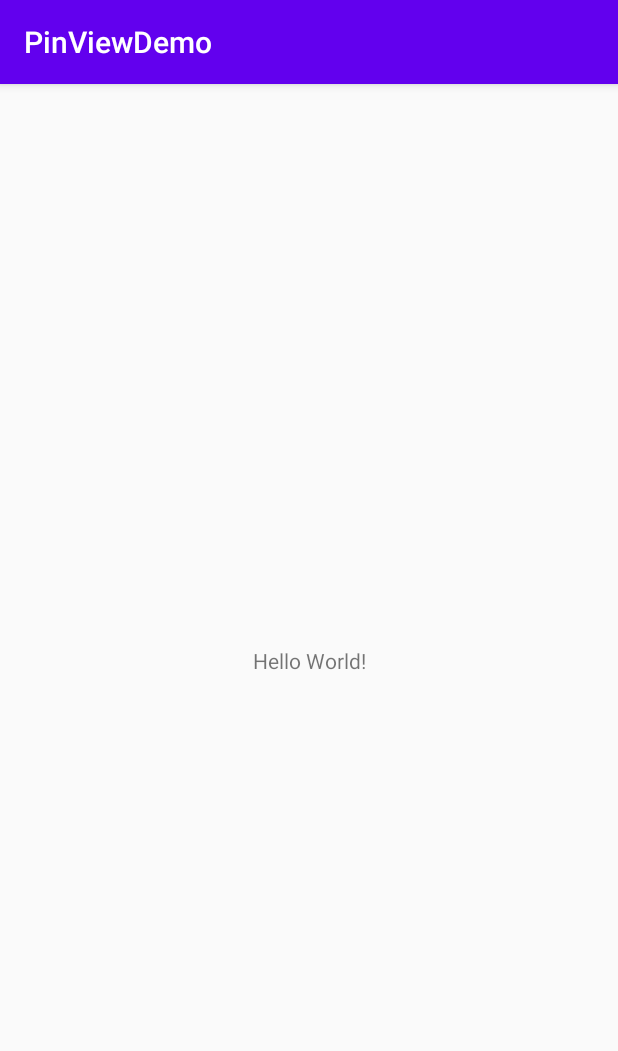
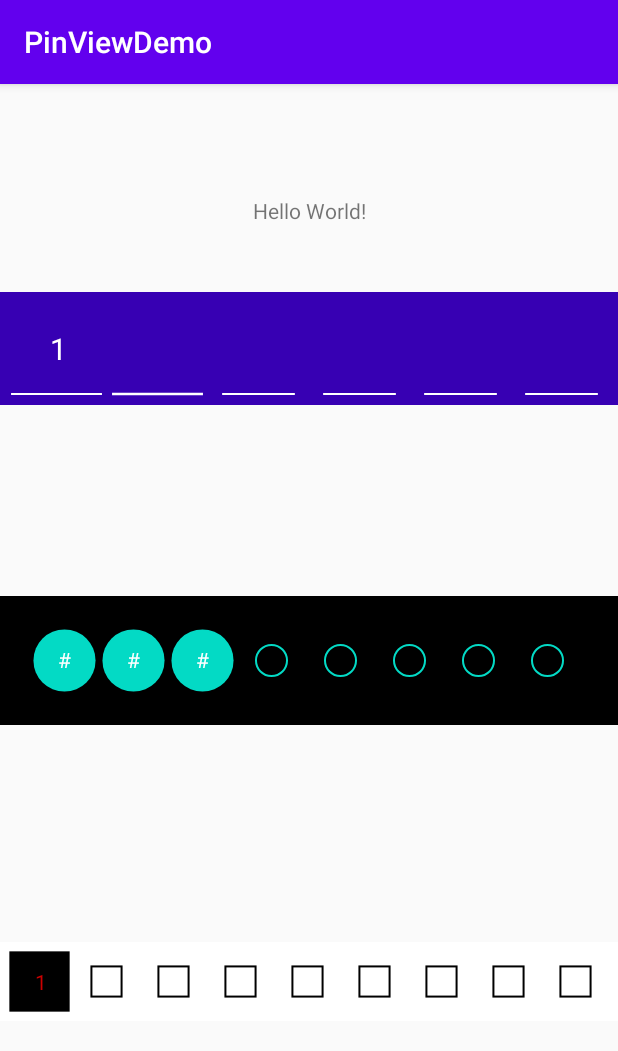
Before and after one commit to hafs-r/PinView, an Android app: the screen it shows after launch (MainActivity), on a phone screen of 412 x 824 dp. Shown: the top 1051 px of the screen. Run offline under Robolectric (Android 15) with nearby library versions, the phone set to English and light mode, and no system bars.

Commit message:
Implemented basic custom pin view with multiple view types.

```diff
--- a/app/build.gradle
+++ b/app/build.gradle
@@ -8,7 +8,7 @@ android {
 
     defaultConfig {
         applicationId "com.startappz.pinview.demo"
-        minSdkVersion 16
+        minSdkVersion 17
         targetSdkVersion 29
         versionCode 1
         versionName "1.0"
@@ -26,6 +26,7 @@ android {
 
 dependencies {
     implementation fileTree(dir: "libs", include: ["*.jar"])
+    implementation project(':lib')
     implementation "org.jetbrains.kotlin:kotlin-stdlib:$kotlin_version"
     implementation 'androidx.core:core-ktx:1.3.0'
     implementation 'androidx.appcompat:appcompat:1.1.0'
--- a/app/src/main/AndroidManifest.xml
+++ b/app/src/main/AndroidManifest.xml
@@ -1,6 +1,6 @@
 <?xml version="1.0" encoding="utf-8"?>
 <manifest xmlns:android="http://schemas.android.com/apk/res/android"
-    package="com.startappz.pinview.demo">
+    package="com.apptualizer.pinview.demo">
 
     <application
         android:allowBackup="true"
--- a/app/src/main/java/com/startappz/pinview/demo/MainActivity.kt
+++ b/app/src/main/java/com/apptualizer/pinview/demo/MainActivity.kt
@@ -1,4 +1,4 @@
-package com.startappz.pinview.demo
+package com.apptualizer.pinview.demo
 
 import androidx.appcompat.app.AppCompatActivity
 import android.os.Bundle
--- a/app/src/main/res/layout/activity_main.xml
+++ b/app/src/main/res/layout/activity_main.xml
@@ -13,6 +13,68 @@
         app:layout_constraintBottom_toBottomOf="parent"
         app:layout_constraintLeft_toLeftOf="parent"
         app:layout_constraintRight_toRightOf="parent"
-        app:layout_constraintTop_toTopOf="parent" />
+        app:layout_constraintTop_toTopOf="parent"
+        app:layout_constraintVertical_bias=".1" />
+
+    <com.apptualizer.pinview.PinView
+        android:id="@+id/pin_view_line"
+        android:layout_width="0dp"
+        android:layout_height="wrap_content"
+        android:background="@color/colorPrimaryDark"
+        android:focusableInTouchMode="true"
+        android:inputType="number"
+        android:padding="4dp"
+        android:text="1"
+        android:textSize="20sp"
+        android:textColor="@android:color/white"
+        android:visibility="visible"
+        app:layout_constraintVertical_bias=".2"
+        app:borderColor="@android:color/white"
+        app:layout_constraintLeft_toLeftOf="parent"
+        app:layout_constraintRight_toRightOf="parent"
+        app:layout_constraintTop_toTopOf="parent"
+        app:layout_constraintBottom_toBottomOf="parent"
+        app:pinLength="6"
+        app:viewType="line"></com.apptualizer.pinview.PinView>
+
+    <com.apptualizer.pinview.PinView
+        android:id="@+id/pin_view_circle"
+        android:layout_width="0dp"
+        android:layout_height="wrap_content"
+        android:background="@android:color/black"
+        android:focusableInTouchMode="true"
+        android:text="123"
+        android:padding="20dp"
+        app:layout_constraintVertical_bias=".5"
+        android:textColor="@android:color/white"
+        app:borderColor="@color/colorAccent"
+        app:layout_constraintLeft_toLeftOf="parent"
+        app:layout_constraintRight_toRightOf="parent"
+        app:layout_constraintTop_toTopOf="parent"
+        app:layout_constraintBottom_toBottomOf="parent"
+        app:mask="#"
+        app:pinLength="8"
+        app:viewType="circle"></com.apptualizer.pinview.PinView>
+
+    <com.apptualizer.pinview.PinView
+        android:id="@+id/pin_view_square"
+        android:layout_width="0dp"
+        android:layout_height="wrap_content"
+        android:background="@android:color/white"
+        android:focusableInTouchMode="true"
+        android:inputType="number"
+        android:padding="4dp"
+        android:text="1"
+        android:textColor="@android:color/holo_red_dark"
+        android:visibility="visible"
+        app:layout_constraintVertical_bias=".8"
+        app:borderColor="@android:color/black"
+        app:layout_constraintLeft_toLeftOf="parent"
+        app:layout_constraintRight_toRightOf="parent"
+        app:layout_constraintTop_toTopOf="parent"
+        app:layout_constraintBottom_toBottomOf="parent"
+        app:pinLength="9"
+        app:viewType="rectangle"></com.apptualizer.pinview.PinView>
+
 
 </androidx.constraintlayout.widget.ConstraintLayout>
--- a/lib/build.gradle
+++ b/lib/build.gradle
@@ -7,7 +7,7 @@ android {
     buildToolsVersion "29.0.3"
 
     defaultConfig {
-        minSdkVersion 16
+        minSdkVersion 17
         targetSdkVersion 29
         versionCode 1
         versionName "1.0"
--- a/lib/src/main/AndroidManifest.xml
+++ b/lib/src/main/AndroidManifest.xml
@@ -1,5 +1,4 @@
 <manifest xmlns:android="http://schemas.android.com/apk/res/android"
-    package="com.startappz.pinview.lib">
+    package="com.apptualizer.pinview">
 
-    /
 </manifest>
--- /dev/null
+++ b/lib/src/main/java/com/apptualizer/pinview/OnPinCompletionListener.kt
@@ -0,0 +1,5 @@
+package com.apptualizer.pinview
+
+interface OnPinCompletionListener {
+    fun onCodeCompletion(otp: String)
+}
--- /dev/null
+++ b/lib/src/main/java/com/apptualizer/pinview/PinMovementMethod.kt
@@ -0,0 +1,77 @@
+package com.apptualizer.pinview
+
+import android.text.Selection
+import android.text.Spannable
+import android.text.method.MovementMethod
+import android.view.KeyEvent
+import android.view.MotionEvent
+import android.widget.TextView
+
+internal class PinMovementMethod private constructor() : MovementMethod {
+    override fun initialize(widget: TextView, text: Spannable) {
+        Selection.setSelection(text, 0)
+    }
+
+    override fun onKeyDown(
+        widget: TextView?,
+        text: Spannable?,
+        keyCode: Int,
+        event: KeyEvent?
+    ): Boolean {
+        return false
+    }
+
+    override fun onKeyUp(
+        widget: TextView?,
+        text: Spannable?,
+        keyCode: Int,
+        event: KeyEvent?
+    ): Boolean {
+        return false
+    }
+
+    override fun onKeyOther(view: TextView?, text: Spannable?, event: KeyEvent?): Boolean {
+        return false
+    }
+
+    override fun onTakeFocus(
+        widget: TextView,
+        text: Spannable,
+        direction: Int
+    ) {
+    }
+
+    override fun onTrackballEvent(
+        widget: TextView,
+        text: Spannable,
+        event: MotionEvent
+    ): Boolean {
+        return false
+    }
+
+    override fun onTouchEvent(
+        widget: TextView,
+        text: Spannable,
+        event: MotionEvent
+    ): Boolean {
+        return false
+    }
+
+    override fun onGenericMotionEvent(
+        widget: TextView,
+        text: Spannable,
+        event: MotionEvent
+    ): Boolean {
+        return false
+    }
+
+    override fun canSelectArbitrarily(): Boolean {
+        return false
+    }
+
+    companion object {
+        fun instance(): MovementMethod {
+            return PinMovementMethod()
+        }
+    }
+}
--- /dev/null
+++ b/lib/src/main/java/com/apptualizer/pinview/PinView.kt
@@ -0,0 +1,401 @@
+package com.apptualizer.pinview
+
+import android.content.Context
+import android.content.res.Resources
+import android.content.res.TypedArray
+import android.graphics.*
+import android.text.TextPaint
+import android.text.method.MovementMethod
+import android.util.AttributeSet
+import android.view.View
+import androidx.appcompat.widget.AppCompatEditText
+import kotlin.math.abs
+
+class PinView : AppCompatEditText {
+
+    object companion {
+        const val DEFAULT_COUNT = 3
+        const val DEFAULT_BORDER_COLOR = Color.WHITE
+        const val DEFAULT_BG_COLOR = Color.BLACK
+        const val DEFAULT_TYPE = 0
+        const val DEFAULT_BORDER_THICKNESS = 2
+    }
+
+    private var mCodeLength = 0
+    private var mCodeItemWidth = 0f
+    private var mCodeItemHeight = 0f
+    private var mCodeItemSpacing = 0f
+    private var mRadius = 0f
+    private var mDefaultRadius = 0f
+
+    private lateinit var mPaint: Paint
+    private lateinit var mTextPaint: TextPaint
+
+    private val mTextRect: Rect = Rect()
+    private val mBoxRect = RectF()
+    private val mItemCenterPoint = PointF()
+
+    private var mMask: String? = null
+    private var onPinCompletionListener: OnPinCompletionListener? = null
+
+    private var mViewType = 1 // line
+    private var mBorderColor = 0
+    private var mFilledColor = 0
+    private var mBorderThickness = 0
+
+    constructor(context: Context) : super(context) {
+        init()
+    }
+
+    constructor(context: Context, attrs: AttributeSet, defStyle: Int) : super(
+        context,
+        attrs,
+        defStyle
+    ) {
+        init()
+        initAttributes(context, attrs, defStyle)
+    }
+
+    constructor(context: Context, attrs: AttributeSet) : this(context, attrs, 0) {
+        init()
+    }
+
+    private fun init() {
+        super.setCursorVisible(false)
+        super.setTextDirection(View.TEXT_DIRECTION_LTR)
+        setTextIsSelectable(false)
+        setOnFocusChangeListener { _, _ ->
+            invalidate()
+        }
+    }
+
+    private fun initAttributes(
+        context: Context,
+        attrs: AttributeSet,
+        defStyleAttr: Int
+    ) {
+        val theme: Resources.Theme = context.theme
+        val typedArray: TypedArray =
+            theme.obtainStyledAttributes(attrs, R.styleable.PinView, defStyleAttr, 0)
+
+        // mCodeLength = use this property to configure code length expected
+        mCodeLength = typedArray.getInt(R.styleable.PinView_pinLength, companion.DEFAULT_COUNT)
+        // mBorderColor = use this property to configure color of border
+        mBorderColor =
+            typedArray.getInt(R.styleable.PinView_borderColor, companion.DEFAULT_BORDER_COLOR)
+        // mFilledColor = use this property to configure filled background color
+        mFilledColor =
+            typedArray.getInt(R.styleable.PinView_backgroundColor, companion.DEFAULT_BG_COLOR)
+        // mViewType = use this property to configure shape of each char options available are[none,line,rectangle,title]
+        mViewType = typedArray.getInt(R.styleable.PinView_viewType, companion.DEFAULT_TYPE)
+        // mBorderThickness = use this property to configure thickness of border lines
+        mBorderThickness = typedArray.getDimensionPixelSize(
+            R.styleable.PinView_borderThickness,
+            companion.DEFAULT_BORDER_THICKNESS
+        )
+        // mMask = use this property to enable mask for each char
+        mMask = typedArray.getNonResourceString(R.styleable.PinView_mask)
+        typedArray.recycle()
+
+        mPaint = Paint(Paint.ANTI_ALIAS_FLAG)
+        mPaint.style = Paint.Style.STROKE
+        mPaint.color = mBorderColor
+        mPaint.strokeWidth = mBorderThickness.toFloat()
+        mTextPaint = TextPaint()
+        mTextPaint.set(paint)
+    }
+
+    override fun onMeasure(widthMeasureSpec: Int, heightMeasureSpec: Int) {
+        val widthSize = MeasureSpec.getSize(widthMeasureSpec)
+        val width =
+            widthSize - paddingStart - paddingEnd
+
+        val unitW: Int = width / mCodeLength
+
+        // update dimensions based on measured width
+        mCodeItemSpacing = (unitW * 0.1f)
+        mCodeItemWidth = (width / mCodeLength) - mCodeItemSpacing
+        mCodeItemHeight = mCodeItemWidth
+
+        mRadius = mCodeItemWidth / 2
+        mDefaultRadius = mCodeItemWidth / 4
+
+        setMeasuredDimension(width, unitW + paddingTop + paddingBottom)
+    }
+
+    override fun onTextChanged(
+        text: CharSequence,
+        start: Int,
+        lengthBefore: Int,
+        lengthAfter: Int
+    ) {
+        if (start != text.length) {
+            moveSelectionToEnd()
+        }
+        if (text.length == mCodeLength) {
+            onPinCompletionListener?.onCodeCompletion(text.toString())
+        }
+    }
+
+    override fun onFocusChanged(
+        focused: Boolean,
+        direction: Int,
+        previouslyFocusedRect: Rect?
+    ) {
+        super.onFocusChanged(focused, direction, previouslyFocusedRect)
+        if (focused) {
+            moveSelectionToEnd()
+        }
+    }
+
+    override fun onSelectionChanged(selStart: Int, selEnd: Int) {
+        super.onSelectionChanged(selStart, selEnd)
+        text?.let {
+            if (selEnd != it.length) {
+                moveSelectionToEnd()
+            }
+        }
+    }
+
+    private fun moveSelectionToEnd() {
+        text?.let {
+            setSelection(it.length)
+        }
+    }
+
+    override fun onDraw(canvas: Canvas) {
+        canvas.save()
+        updatePaints()
+        drawCodeUI(canvas)
+        canvas.restore()
+    }
+
+    private fun updatePaints() {
+        mPaint.color = mBorderColor
+        paint.color = currentTextColor
+    }
+
+    private fun drawCodeUI(canvas: Canvas) {
+        var nextItemToFill = -1
+        text?.let {
+            nextItemToFill = it.length
+        }
+        for (i in 0 until mCodeLength) {
+            val itemSelected = nextItemToFill == i
+            val itemFilled = i < nextItemToFill
+
+            prepareCharRect(i, itemSelected)
+            updateCenterPoint()
+            canvas.save()
+            if (itemFilled) {
+                drawFilledState(canvas)
+                canvas.restore()
+            } else {
+                if (itemSelected && isFocused) {
+                    drawSelectedState(canvas)
+                } else {
+                    drawDefaultState(canvas)
+                }
+            }
+            text?.let {
+                if (it.length > i) {
+                    drawCode(canvas, i)
+                }
+            }
+        }
+    }
+
+    private fun drawCode(canvas: Canvas, i: Int) {
+        if (mMask != null) {
+            drawMaskedCode(canvas, i)
+        } else {
+            drawText(canvas, i)
+        }
+    }
+
+    private fun drawFilledState(canvas: Canvas) {
+        mPaint.style = Paint.Style.FILL
+        when (mViewType) {
+            3 -> canvas.drawCircle(mItemCenterPoint.x, mItemCenterPoint.y, mRadius, mPaint)
+            2 -> canvas.drawRect(mBoxRect, mPaint)
+            1 -> canvas.drawLine(
+                mBoxRect.left,
+                mBoxRect.bottom,
+                mBoxRect.right,
+                mBoxRect.bottom,
+                mPaint
+            )
+        }
+    }
+
+    private fun drawDefaultCircle(canvas: Canvas) {
+        canvas.drawCircle(mItemCenterPoint.x, mItemCenterPoint.y, mDefaultRadius, mPaint)
+    }
+
+    private fun drawDefaultLine(canvas: Canvas) {
+        val diff = mCodeItemWidth * 0.1f
+        canvas.drawLine(
+            mBoxRect.left + diff,
+            mBoxRect.bottom,
+            mBoxRect.right - diff,
+            mBoxRect.bottom,
+            mPaint
+        )
+    }
+
+
+    private fun defaultRect(): RectF {
+        val rectDefaultF = RectF()
+        val unitW = mCodeItemWidth / 4
+        rectDefaultF.left = mBoxRect.left + unitW
+        rectDefaultF.right = mBoxRect.right - unitW
+        rectDefaultF.top = mBoxRect.top + unitW
+        rectDefaultF.bottom = mBoxRect.bottom - unitW
+        return rectDefaultF
+    }
+
+    private fun drawDefaultRect(canvas: Canvas) {
+        canvas.drawRect(defaultRect(), mPaint)
+    }
+
+    private fun drawDefaultState(canvas: Canvas) {
+        mPaint.style = Paint.Style.STROKE
+        mPaint.strokeWidth = mBorderThickness * 1f
+        when (mViewType) {
+            3 -> drawDefaultCircle(canvas)
+            2 -> drawDefaultRect(canvas)
+            1 -> drawDefaultLine(canvas)
+        }
+    }
+
+    private fun drawSelectedState(canvas: Canvas) {
+        mPaint.style = Paint.Style.STROKE
+        mPaint.strokeWidth = mBorderThickness * 1.2f
+        when (mViewType) {
+            3 -> drawSelectedCircle(canvas)
+            2 -> drawSelectedRect(canvas)
+            1 -> drawSelectedLine(canvas)
+        }
+    }
+
+    private fun drawSelectedCircle(canvas: Canvas) {
+        canvas.drawCircle(mItemCenterPoint.x, mItemCenterPoint.y, mRadius, mPaint)
+    }
+
+    private fun drawSelectedLine(canvas: Canvas) {
+        canvas.drawLine(mBoxRect.left, mBoxRect.bottom, mBoxRect.right, mBoxRect.bottom, mPaint)
+    }
+
+
+    private fun drawSelectedRect(canvas: Canvas) {
+        canvas.drawRect(mBoxRect, mPaint)
+    }
+
+    private fun prepareCharRect(i: Int, isSelected: Boolean) {
+        val halfViewSpacing = mCodeItemSpacing / 2.0f
+        var left = scrollX + paddingLeft + (i * (mCodeItemWidth)) + halfViewSpacing
+
+        var top = scrollY + paddingTop + halfViewSpacing
+
+        if (i > 0) {
+            left += mCodeItemSpacing * i
+        }
+        var right = left + mCodeItemWidth
+        var bottom = top + mCodeItemHeight
+
+        if (isSelected && isFocused && mViewType != 0 && mViewType != 1) {
+            if (i != 0) {
+                left -= halfViewSpacing
+            } else {
+                right += halfViewSpacing * 2
+            }
+            if (i != getCode().length - 1) {
+                right += halfViewSpacing
+            } else {
+                left -= halfViewSpacing * 2
+            }
+            top -= halfViewSpacing
+            bottom += halfViewSpacing
+        }
+
+        mBoxRect.left = left
+        mBoxRect.top = top
+        mBoxRect.right = right
+        mBoxRect.bottom = bottom
+    }
+
+    private fun drawText(canvas: Canvas, i: Int) {
+        val paint: Paint = getPaintByIndex(i)
+        paint.color = currentTextColor
+        drawCodeAtBox(canvas, paint, getCode(), i)
+    }
+
+    private fun drawMaskedCode(
+        canvas: Canvas,
+        i: Int
+    ) {
+        val paint: Paint = getPaintByIndex(i)
+        paint.color = currentTextColor
+        mMask?.let {
+            drawCodeAtBox(canvas, paint, getCode().replace(".".toRegex(), it), i)
+        }
+    }
+
+    private fun drawCodeAtBox(
+        canvas: Canvas,
+        paint: Paint?,
+        text: CharSequence,
+        charAt: Int
+    ) {
+        paint?.let {
+            it.getTextBounds(text.toString(), charAt, charAt + 1, mTextRect)
+            val cx = mItemCenterPoint.x
+            val cy = mItemCenterPoint.y
+            val x: Float =
+                cx - abs(mTextRect.width().toFloat()) / 2 - mTextRect.left
+            val y: Float =
+                cy + abs(mTextRect.height().toFloat()) / 2 - mTextRect.bottom
+            canvas.drawText(text, charAt, charAt + 1, x, y, it)
+        }
+    }
+
+    private fun getPaintByIndex(i: Int): Paint {
+        text?.let {
+            if (i == it.length - 1) {
+                return mTextPaint
+            }
+        }
+        return paint
+    }
+
+    private fun updateCenterPoint() {
+        val cx =
+            mBoxRect.left + abs(mBoxRect.width()) / 2
+        val cy =
+            mBoxRect.top + abs(mBoxRect.height()) / 2
+        mItemCenterPoint[cx] = cy
+    }
+
+    override fun getDefaultMovementMethod(): MovementMethod? {
+        return PinMovementMethod.instance()
+    }
+
+    fun setPinCompletionListener(onPinCompletionListener: OnPinCompletionListener) {
+        this.onPinCompletionListener = onPinCompletionListener
+    }
+
+    fun getCode(): String {
+        text?.let {
+            return it.toString().trim()
+        }
+        return ""
+    }
+
+    fun setCode(pin: String) {
+        setText(pin)
+    }
+
+    fun clear() {
+        setText("")
+    }
+}
--- a/lib/src/main/java/com/startappz/pinview/lib/PinView.kt
+++ /dev/null
@@ -1,18 +0,0 @@
-package com.startappz.pinview.lib
-
-import android.content.Context
-import android.util.AttributeSet
-import androidx.appcompat.widget.AppCompatEditText
-
-class PinView : AppCompatEditText {
-
-    constructor(context: Context) : super(context)
-
-    constructor(context: Context, attrs: AttributeSet, defStyle: Int) : super(
-        context,
-        attrs,
-        defStyle
-    )
-
-    constructor(context: Context, attrs: AttributeSet) : this(context, attrs, 0)
-}
--- /dev/null
+++ b/lib/src/main/res/values/attrs.xml
@@ -0,0 +1,19 @@
+<?xml version="1.0" encoding="utf-8"?>
+<resources>
+    <declare-styleable name="PinViewTheme">
+        <attr name="pinViewViewStyle" format="reference" />
+    </declare-styleable>
+
+    <declare-styleable name="PinView">
+        <attr name="viewType" format="enum">
+            <enum name="line" value="1" />
+            <enum name="rectangle" value="2" />
+            <enum name="circle" value="3" />
+        </attr>
+        <attr name="pinLength" format="integer" />
+        <attr name="mask" format="string" />
+        <attr name="borderColor" format="color" />
+        <attr name="borderThickness" format="integer" />
+        <attr name="backgroundColor" format="color" />
+    </declare-styleable>
+</resources>
--- /dev/null
+++ b/lib/src/main/res/values/colors.xml
@@ -0,0 +1,6 @@
+<?xml version="1.0" encoding="utf-8"?>
+<resources>
+    <color name="colorPrimary">#6200EE</color>
+    <color name="colorPrimaryDark">#3700B3</color>
+    <color name="colorAccent">#03DAC5</color>
+</resources>
--- /dev/null
+++ b/lib/src/main/res/values/strings.xml
@@ -0,0 +1,3 @@
+<resources>
+    <string name="app_name">PinView</string>
+</resources>
--- /dev/null
+++ b/lib/src/main/res/values/styles.xml
@@ -0,0 +1,10 @@
+<resources>
+    <!-- Base application theme. -->
+    <style name="AppTheme" parent="Theme.AppCompat.Light.DarkActionBar">
+        <!-- Customize your theme here. -->
+        <item name="colorPrimary">@color/colorPrimary</item>
+        <item name="colorPrimaryDark">@color/colorPrimaryDark</item>
+        <item name="colorAccent">@color/colorAccent</item>
+    </style>
+
+</resources>
```
Also changed, not shown: 1 other file.
